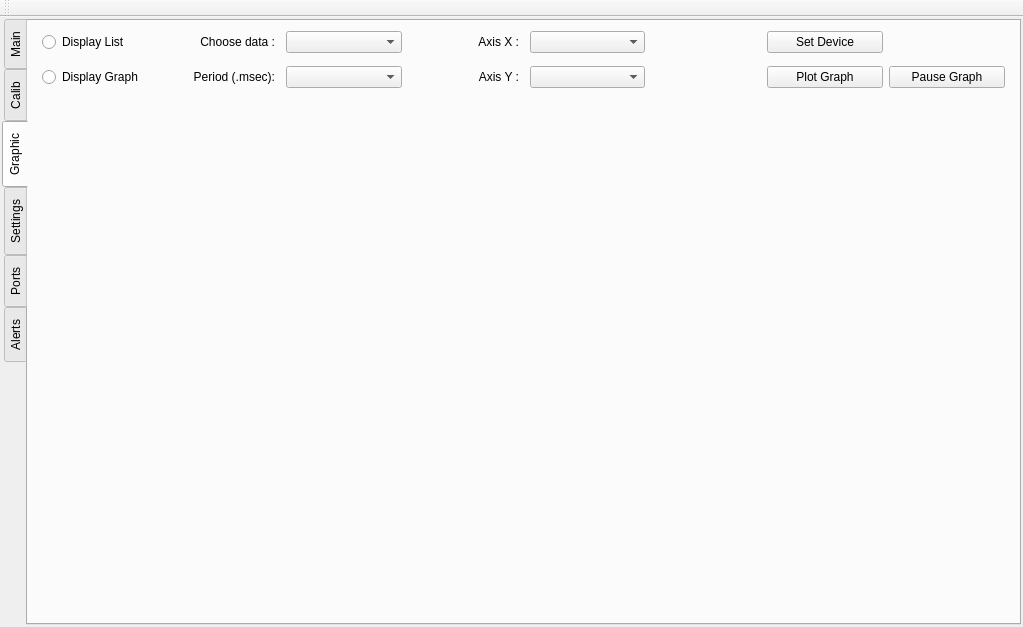
Qt form dlcalmenu.ui (silozd/Data_Logger) before a commit.
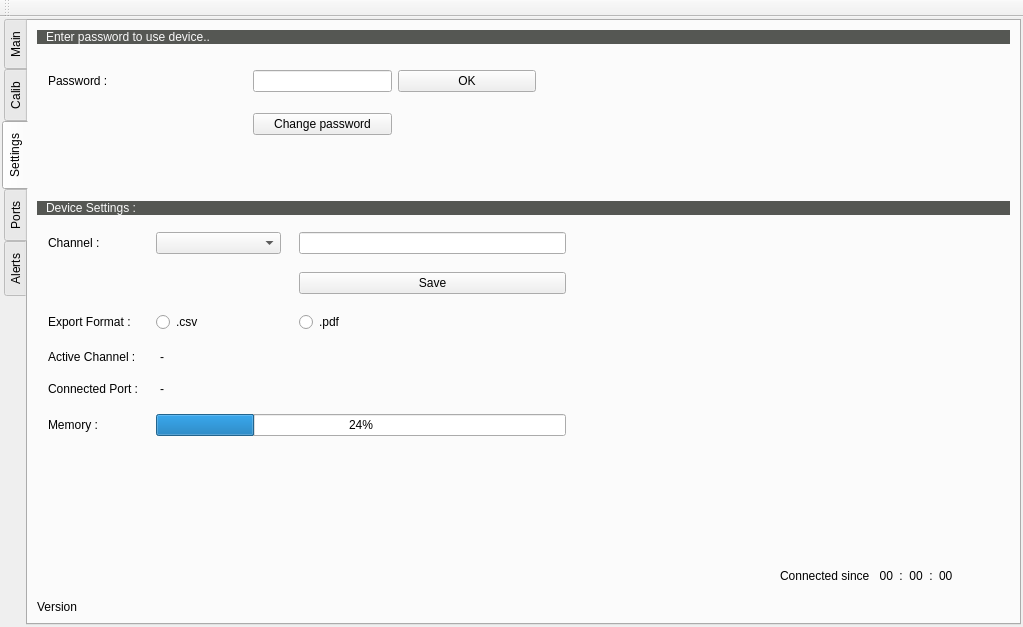
The same form after that commit. The open tabs and pages were chosen to show the change.

Commit message: graph page removed

What changed in the file:
```diff
--- a/dlcalmenu.ui
+++ b/dlcalmenu.ui
@@ -484,152 +484,6 @@
         </item>
        </layout>
       </widget>
-      <widget class="QWidget" name="GraphPage">
-       <attribute name="title">
-        <string>Graphic</string>
-       </attribute>
-       <layout class="QGridLayout" name="gridLayout_9" rowstretch="1,7">
-        <property name="leftMargin">
-         <number>3</number>
-        </property>
-        <property name="topMargin">
-         <number>3</number>
-        </property>
-        <property name="rightMargin">
-         <number>3</number>
-        </property>
-        <property name="bottomMargin">
-         <number>3</number>
-        </property>
-        <item row="1" column="0">
-         <widget class="QWidget" name="wdgPlot" native="true"/>
-        </item>
-        <item row="0" column="0">
-         <widget class="QFrame" name="frame_graphSet">
-          <layout class="QGridLayout" name="gridLayout_8" rowstretch="1,1" columnstretch="1,1,1,1,1,1,1,1" rowminimumheight="0,0">
-           <property name="topMargin">
-            <number>0</number>
-           </property>
-           <property name="bottomMargin">
-            <number>3</number>
-           </property>
-           <item row="0" column="4">
-            <widget class="QComboBox" name="combo_axisX"/>
-           </item>
-           <item row="1" column="0">
-            <widget class="QRadioButton" name="radioButton_2">
-             <property name="text">
-              <string>Display Graph</string>
-             </property>
-            </widget>
-           </item>
-           <item row="1" column="1">
-            <widget class="QLabel" name="label_16">
-             <property name="text">
-              <string>Period (.msec):</string>
-             </property>
-             <property name="alignment">
-              <set>Qt::AlignRight|Qt::AlignTrailing|Qt::AlignVCenter</set>
-             </property>
-             <property name="indent">
-              <number>5</number>
-             </property>
-            </widget>
-           </item>
-           <item row="1" column="2">
-            <widget class="QComboBox" name="comboBox_10"/>
-           </item>
-           <item row="0" column="2">
-            <widget class="QComboBox" name="comboBox_9"/>
-           </item>
-           <item row="1" column="4">
-            <widget class="QComboBox" name="combo_axisY"/>
-           </item>
-           <item row="0" column="0">
-            <widget class="QRadioButton" name="radioButton_5">
-             <property name="text">
-              <string>Display List</string>
-             </property>
-            </widget>
-           </item>
-           <item row="1" column="3">
-            <widget class="QLabel" name="lbl_axisY">
-             <property name="text">
-              <string>Axis Y :</string>
-             </property>
-             <property name="alignment">
-              <set>Qt::AlignRight|Qt::AlignTrailing|Qt::AlignVCenter</set>
-             </property>
-             <property name="indent">
-              <number>5</number>
-             </property>
-            </widget>
-           </item>
-           <item row="0" column="3">
-            <widget class="QLabel" name="lbl_axisX">
-             <property name="text">
-              <string>Axis X :</string>
-             </property>
-             <property name="alignment">
-              <set>Qt::AlignRight|Qt::AlignTrailing|Qt::AlignVCenter</set>
-             </property>
-             <property name="indent">
-              <number>5</number>
-             </property>
-            </widget>
-           </item>
-           <item row="0" column="1">
-            <widget class="QLabel" name="label_15">
-             <property name="text">
-              <string>Choose data :</string>
-             </property>
-             <property name="alignment">
-              <set>Qt::AlignRight|Qt::AlignTrailing|Qt::AlignVCenter</set>
-             </property>
-             <property name="indent">
-              <number>5</number>
-             </property>
-            </widget>
-           </item>
-           <item row="1" column="6">
-            <widget class="QPushButton" name="btn_dispGraph2">
-             <property name="text">
-              <string>Plot Graph</string>
-             </property>
-            </widget>
-           </item>
-           <item row="0" column="6">
-            <widget class="QPushButton" name="pushButton">
-             <property name="text">
-              <string>Set Device</string>
-             </property>
-            </widget>
-           </item>
-           <item row="1" column="7">
-            <widget class="QPushButton" name="btn_stopGraph2">
-             <property name="text">
-              <string>Pause Graph</string>
-             </property>
-            </widget>
-           </item>
-           <item row="0" column="5">
-            <spacer name="horizontalSpacer_2">
-             <property name="orientation">
-              <enum>Qt::Horizontal</enum>
-             </property>
-             <property name="sizeHint" stdset="0">
-              <size>
-               <width>40</width>
-               <height>20</height>
-              </size>
-             </property>
-            </spacer>
-           </item>
-          </layout>
-         </widget>
-        </item>
-       </layout>
-      </widget>
       <widget class="QWidget" name="SettingsPage">
        <attribute name="title">
         <string>Settings</string>
```
Left out of the diff: 2 changed lines with no effect on the pictures. The commit also changes 4 other files.
